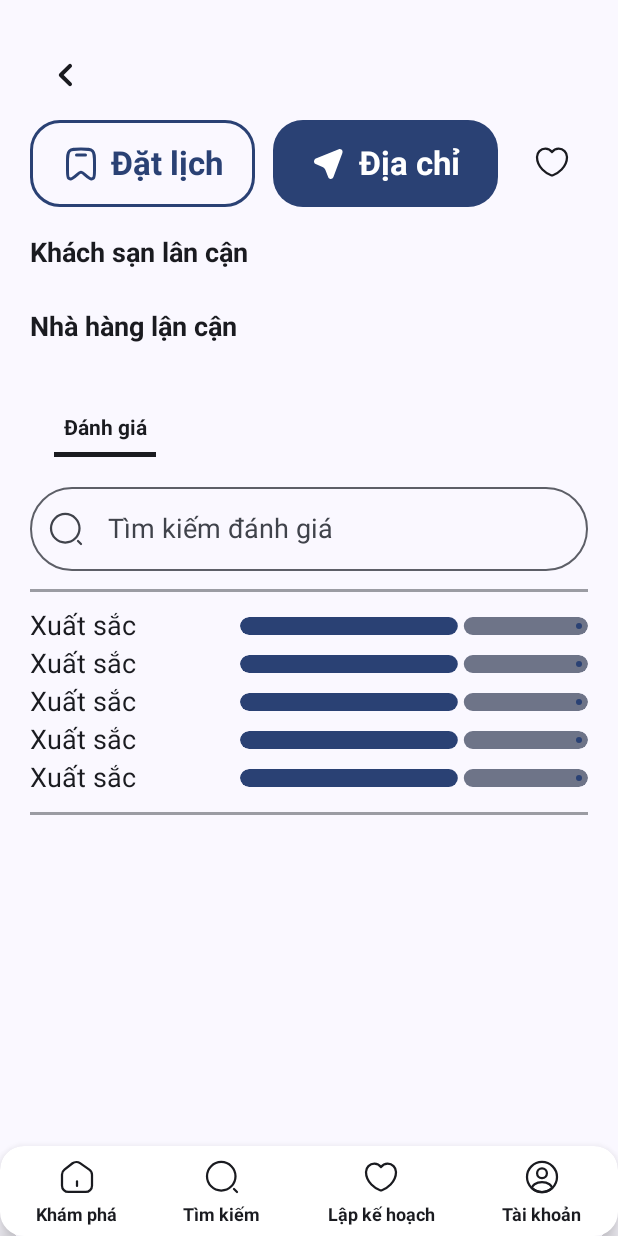
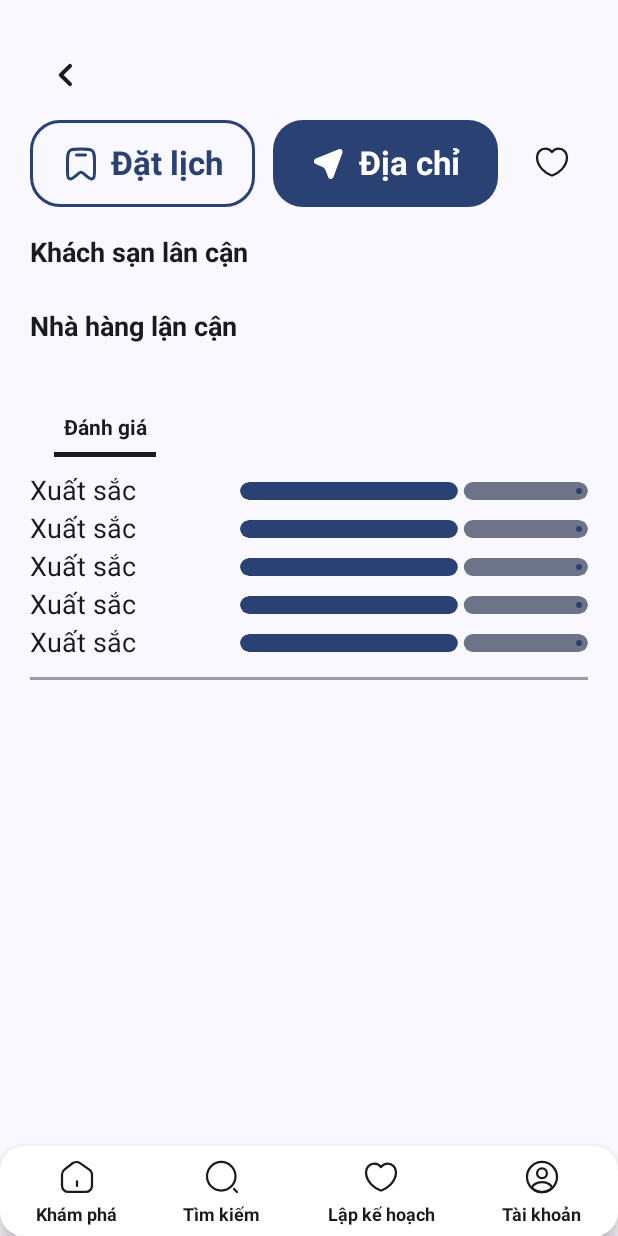
Before and after one commit to hoanle0126/Travel, an Android app built with Jetpack Compose: the composable InfoPlaceScreen shown on its own in the app's theme, on a phone screen of 412 x 824 dp. Run offline under Robolectric (Android 15) with nearby library versions, the phone set to English and light mode, and no system bars; our stand-ins replace Firebase (no records; nobody signed in at launch, a user with empty details on screens opened directly), accompanist; pictures from the network do not load.

Commit message:
xóa tìm kiếm bình luận

```diff
--- a/app/src/main/java/com/example/travel/ui/screen/InfoPlaceScreen.kt
+++ b/app/src/main/java/com/example/travel/ui/screen/InfoPlaceScreen.kt
@@ -570,38 +570,38 @@ fun Tabs(details: DetailsObject?, reviews: ReviewsObject?) {
                 verticalArrangement = Arrangement.spacedBy(12.dp)
             ) {
 //                OutlinedTextField
-                OutlinedTextField(
-                    modifier = Modifier
-                        .fillMaxWidth(),
-                    value = "",
-                    onValueChange = {},
-                    leadingIcon = {
-                        Icon(
-                            painter = painterResource(id = R.drawable.icon_outlined_search),
-                            contentDescription = ""
-                        )
-                    },
-                    textStyle = MaterialTheme.typography.bodyMedium,
-                    shape = RoundedCornerShape(99.dp),
-                    label = {
-                        Text(
-                            text = "Tìm kiếm đánh giá",
-                            style = MaterialTheme.typography.bodyMedium
-                        )
-                    },
-                    colors = OutlinedTextFieldDefaults.colors(
-
-                    ),
-                )
+//                OutlinedTextField(
+//                    modifier = Modifier
+//                        .fillMaxWidth(),
+//                    value = "",
+//                    onValueChange = {},
+//                    leadingIcon = {
+//                        Icon(
+//                            painter = painterResource(id = R.drawable.icon_outlined_search),
+//                            contentDescription = ""
+//                        )
+//                    },
+//                    textStyle = MaterialTheme.typography.bodyMedium,
+//                    shape = RoundedCornerShape(99.dp),
+//                    label = {
+//                        Text(
+//                            text = "Tìm kiếm đánh giá",
+//                            style = MaterialTheme.typography.bodyMedium
+//                        )
+//                    },
+//                    colors = OutlinedTextFieldDefaults.colors(
 //
-                Box(
-                    modifier = Modifier
-                        .fillMaxWidth()
-                        .height(2.dp)
-                        .background(
-                            MaterialTheme.colorScheme.outline.copy(0.6f)
-                        )
-                )
+//                    ),
+                //)
+//
+//                Box(
+//                    modifier = Modifier
+//                        .fillMaxWidth()
+//                        .height(2.dp)
+//                        .background(
+//                            MaterialTheme.colorScheme.outline.copy(0.6f)
+//                        )
+//                )
 //                Thống kê đánh giá
                 if (details != null) {
                     details.detailsResult?.data?.forEach { details ->
```
